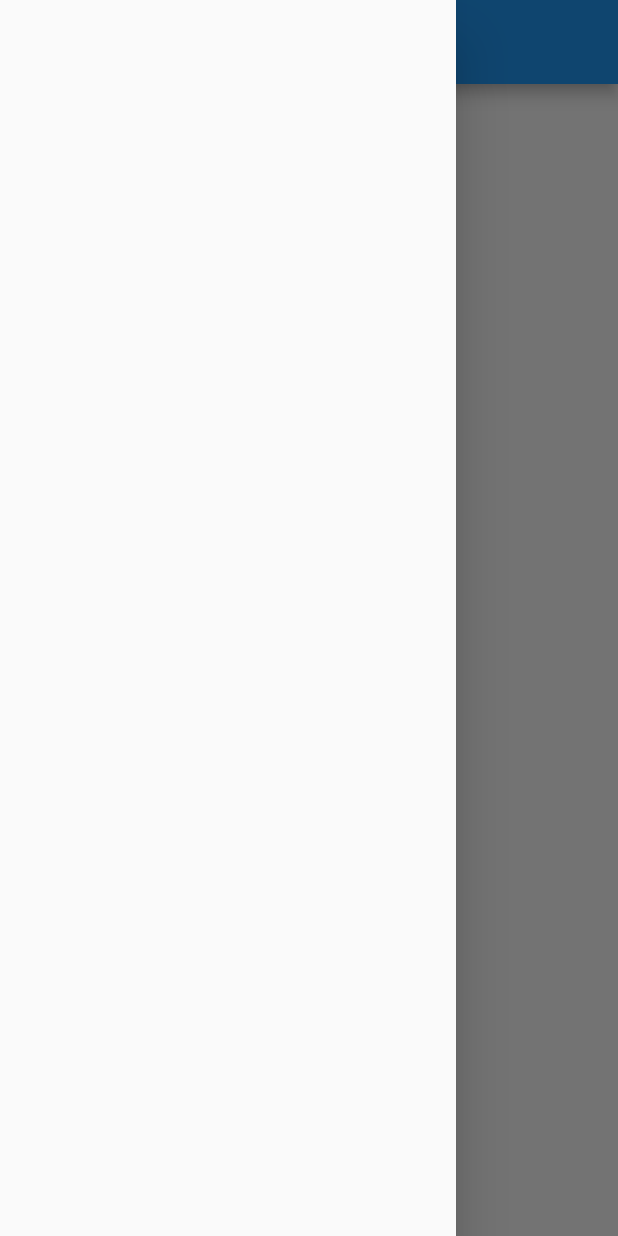
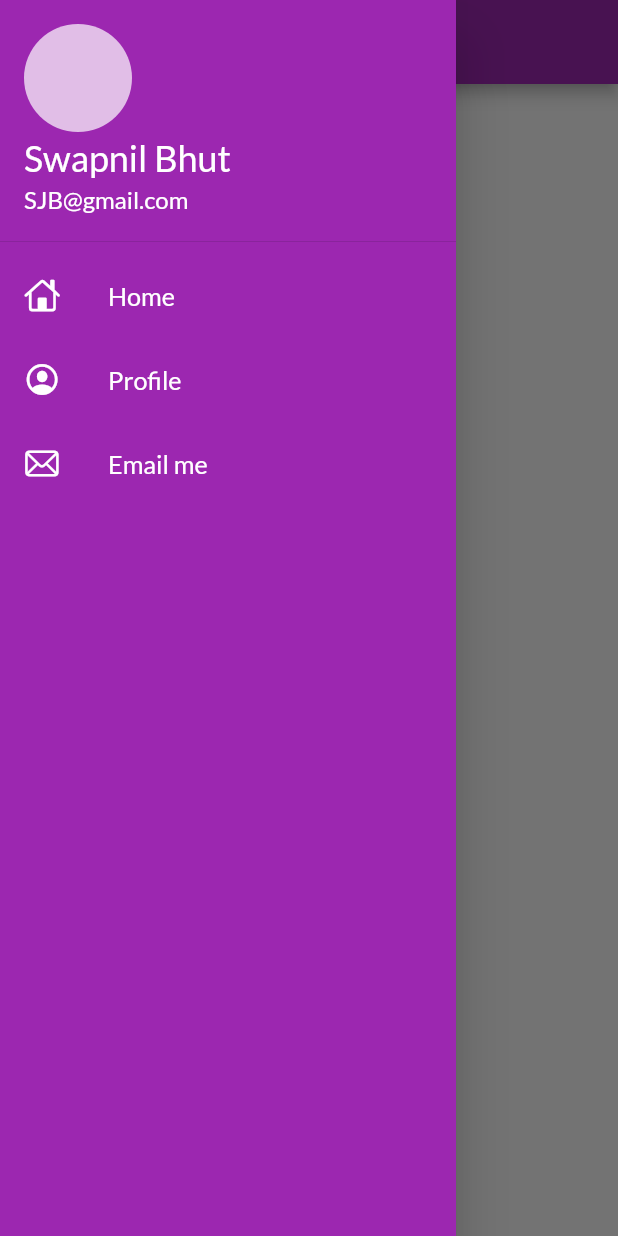
Before and after one commit to sanyasi1310/FlutterLearining, a Flutter app: the HomePage screen opened by its route, with the side drawer open, on a phone screen of 412 x 824 dp. Run offline on Flutter 3.47's test engine with Material 2 defaults, Android fonts, the phone set to English and light mode, and no system bars; our stand-ins replace google_fonts.

Commit message:
day9 commit

```diff
--- a/lib/main.dart
+++ b/lib/main.dart
@@ -16,7 +16,7 @@ class MyApp extends StatelessWidget {
     return MaterialApp(
       themeMode: ThemeMode.light,
       theme: ThemeData(
-          primarySwatch: Colors.blue,
+          primarySwatch: Colors.purple,
           fontFamily: GoogleFonts.lato().fontFamily,
           primaryTextTheme: GoogleFonts.latoTextTheme()),
       routes: {
--- a/lib/pages/home_page.dart
+++ b/lib/pages/home_page.dart
@@ -1,4 +1,5 @@
 import 'package:flutter/material.dart';
+import 'package:flutter_catalog/widgets/drawer.dart';
 
 class HomePage extends StatelessWidget {
   const HomePage({super.key});
@@ -13,7 +14,7 @@ class HomePage extends StatelessWidget {
           child: const Center(
         child: Text('Jay Swaminarayan'),
       )),
-      drawer: Drawer(),
+      drawer: Mydrawer(),
     );
   }
 }
--- /dev/null
+++ b/lib/widgets/drawer.dart
@@ -0,0 +1,67 @@
+import 'package:flutter/cupertino.dart';
+import 'package:flutter/material.dart';
+
+class Mydrawer extends StatelessWidget {
+  const Mydrawer({super.key});
+
+  @override
+  Widget build(BuildContext context) {
+    return Drawer(
+      child: Container(
+        color: Colors.purple,
+        child: ListView(
+          padding: EdgeInsets.zero,
+          children: [
+            DrawerHeader(
+                padding: EdgeInsets.zero,
+                child: UserAccountsDrawerHeader(
+                  margin: EdgeInsets.zero,
+                  currentAccountPicture: CircleAvatar(),
+                  accountName: Text(
+                    "Swapnil Bhut",
+                    style: TextStyle(color: Colors.white, fontSize: 24),
+                  ),
+                  accountEmail: Text(
+                    "SJB@gmail.com",
+                    style: TextStyle(color: Colors.white, fontSize: 16),
+                  ),
+                )),
+            ListTile(
+              leading: Icon(
+                CupertinoIcons.home,
+                color: Colors.white,
+              ),
+              title: Text(
+                "Home",
+                textScaleFactor: 1.2,
+                style: TextStyle(color: Colors.white),
+              ),
+            ),
+            ListTile(
+              leading: Icon(
+                CupertinoIcons.profile_circled,
+                color: Colors.white,
+              ),
+              title: Text(
+                "Profile",
+                textScaleFactor: 1.2,
+                style: TextStyle(color: Colors.white),
+              ),
+            ),
+            ListTile(
+              leading: Icon(
+                CupertinoIcons.mail,
+                color: Colors.white,
+              ),
+              title: Text(
+                "Email me",
+                textScaleFactor: 1.2,
+                style: TextStyle(color: Colors.white),
+              ),
+            )
+          ],
+        ),
+      ),
+    );
+  }
+}
```
Also changed, not shown: lib/pages/login_page.dart (+26 -12 lines).
